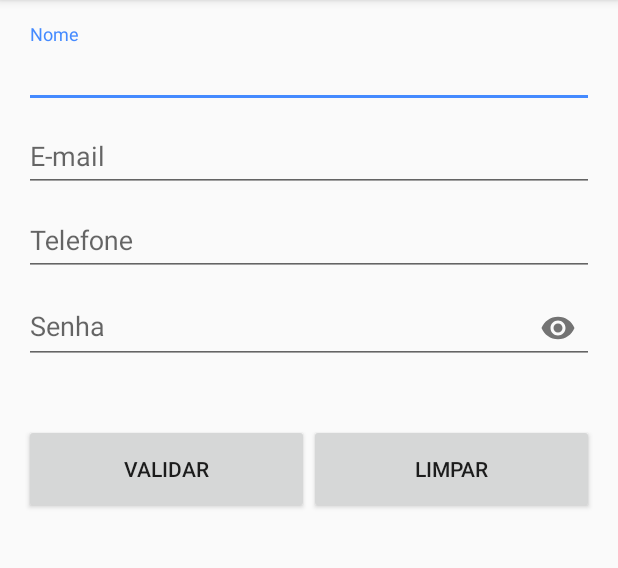
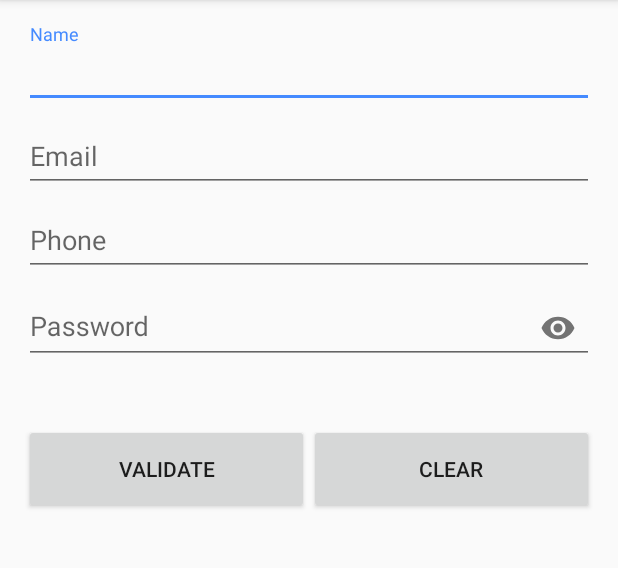
Before and after one commit to wellingtoncosta/convalida, an Android app: the screen it shows after launch (SampleActivity), on a phone screen of 412 x 824 dp, the part 84-652 px from its top. Run offline under Robolectric (Android 15) with nearby library versions, the phone set to English and light mode, and no system bars; our stand-ins replace ButterKnife.

Commit message:
Example improved

```diff
--- a/sample/src/main/java/convalida/sample/SampleActivity.java
+++ b/sample/src/main/java/convalida/sample/SampleActivity.java
@@ -20,25 +20,25 @@ import convalida.library.ConvalidaValidator;
 
 public class SampleActivity extends AppCompatActivity {
 
+    private static final String PHONE_PATTERN = "^\\([1-9]{2}\\)?([0-9]{9})$";
+
     @BindView(R.id.linear_layout)
     LinearLayout linearLayout;
 
-    @NotEmptyValidation(errorMessage = "Campo obrigatório")
     @BindView(R.id.name_layout)
+    @NotEmptyValidation(R.string.field_required)
     TextInputLayout nameLayout;
 
-    @EmailValidation(errorMessage = "E-mail inválido")
     @BindView(R.id.email_layout)
+    @EmailValidation(R.string.invalid_email)
     TextInputLayout emailLayout;
 
-    @PatternValidation(
-            errorMessage = "Telefone inválido",
-            pattern = "^\\([1-9]{2}\\)?([0-9]{9})$")
     @BindView(R.id.phone_layout)
+    @PatternValidation(errorMessage = R.string.invalid_phone, pattern = PHONE_PATTERN)
     TextInputLayout phoneLayout;
 
-    @PasswordValidation(errorMessage = "Senha obrigatória")
     @BindView(R.id.password_layout)
+    @PasswordValidation(R.string.password_required)
     TextInputLayout passwordLayout;
 
     private ConvalidaValidator validator;
@@ -54,7 +54,7 @@ public class SampleActivity extends AppCompatActivity {
     @OnClick(R.id.validate_button)
     public void validateFields() {
         boolean isValid = validator.validateFields();
-        String message = isValid ? "Campos validados" : "Campos inválidos";
+        String message = isValid ? "Yay!" : "Something is wrong :(";
         Snackbar.make(linearLayout, message, Snackbar.LENGTH_LONG).show();
     }
 
--- a/sample/src/main/res/values/strings.xml
+++ b/sample/src/main/res/values/strings.xml
@@ -1,9 +1,14 @@
 <resources>
     <string name="app_name">Convalida</string>
-    <string name="name">Nome</string>
-    <string name="email">E-mail</string>
-    <string name="phone">Telefone</string>
-    <string name="password">Senha</string>
-    <string name="validateFields">Validar</string>
-    <string name="clearValidations">Limpar</string>
+    <string name="name">Name</string>
+    <string name="email">Email</string>
+    <string name="phone">Phone</string>
+    <string name="password">Password</string>
+    <string name="validateFields">Validate</string>
+    <string name="clearValidations">Clear</string>
+
+    <string name="field_required">Field required</string>
+    <string name="invalid_email">Invalid email</string>
+    <string name="invalid_phone">Invalid phone</string>
+    <string name="password_required">Password required</string>
 </resources>
```
